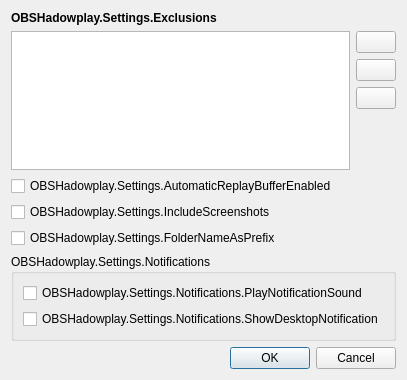
EZ64cool/obs-hadowplay, file src/ui/SettingsDialog.ui: the form before one commit.
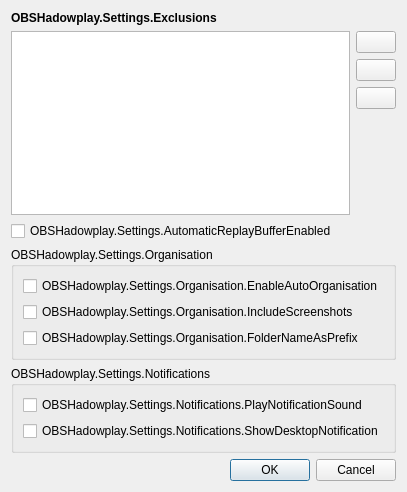
The form after the commit.

Commit message: Initial work to allow disabling the automatic file organisation

Patch:
```diff
--- a/src/ui/SettingsDialog.ui
+++ b/src/ui/SettingsDialog.ui
@@ -6,8 +6,8 @@
    <rect>
     <x>0</x>
     <y>0</y>
-    <width>397</width>
-    <height>380</height>
+    <width>403</width>
+    <height>492</height>
    </rect>
   </property>
   <property name="sizePolicy">
@@ -126,19 +126,35 @@
     </widget>
    </item>
    <item>
+    <widget class="QGroupBox" name="group_box_organisation">
+     <property name="title">
+      <string>OBSHadowplay.Settings.Organisation</string>
+     </property>
+     <layout class="QVBoxLayout" name="verticalLayout_5">
+      <item>
+       <widget class="QCheckBox" name="enable_automatic_organisation_checkbox">
+        <property name="text">
+         <string>OBSHadowplay.Settings.Organisation.EnableAutoOrganisation</string>
+        </property>
+       </widget>
+      </item>
+      <item>
     <widget class="QCheckBox" name="include_screenshots_checkbox">
      <property name="text">
-      <string>OBSHadowplay.Settings.IncludeScreenshots</string>
+         <string>OBSHadowplay.Settings.Organisation.IncludeScreenshots</string>
      </property>
     </widget>
    </item>
    <item>
     <widget class="QCheckBox" name="folder_name_as_prefix_checkbox">
      <property name="text">
-      <string>OBSHadowplay.Settings.FolderNameAsPrefix</string>
+         <string>OBSHadowplay.Settings.Organisation.FolderNameAsPrefix</string>
      </property>
     </widget>
    </item>
+     </layout>
+    </widget>
+   </item>
    <item>
     <widget class="QGroupBox" name="group_box_global">
      <property name="title">
```
Left out of the diff: 2 changed lines with no effect on the pictures. Lines whose indentation alone changed are shown as unchanged. The commit also changes 9 other files.
